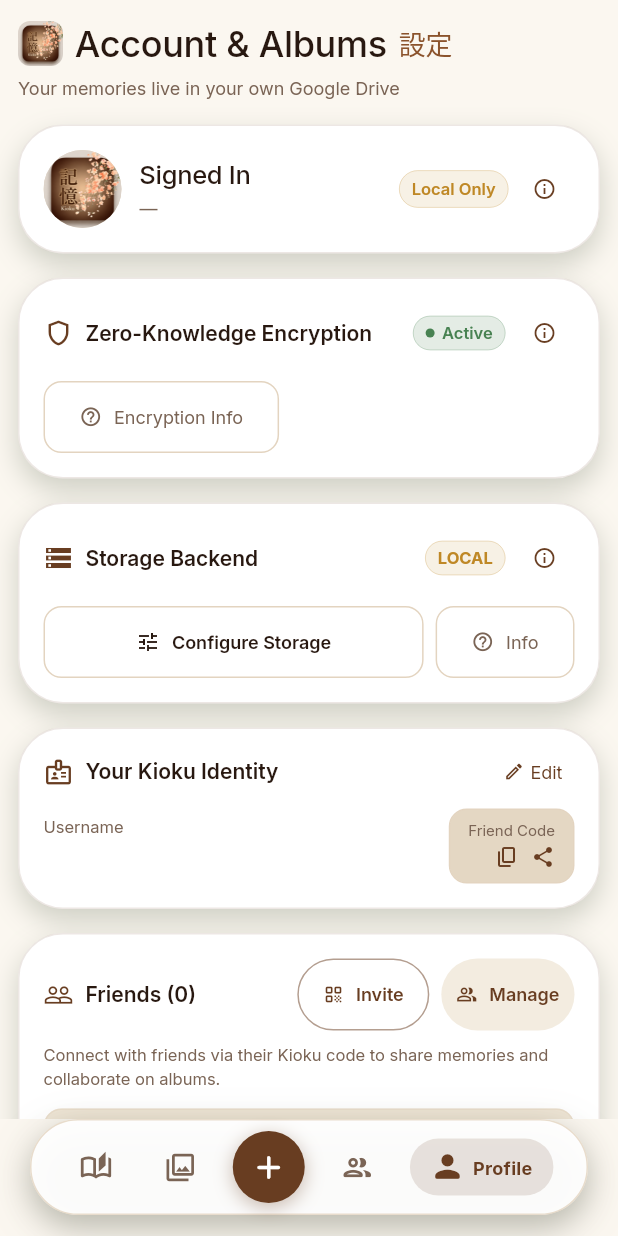
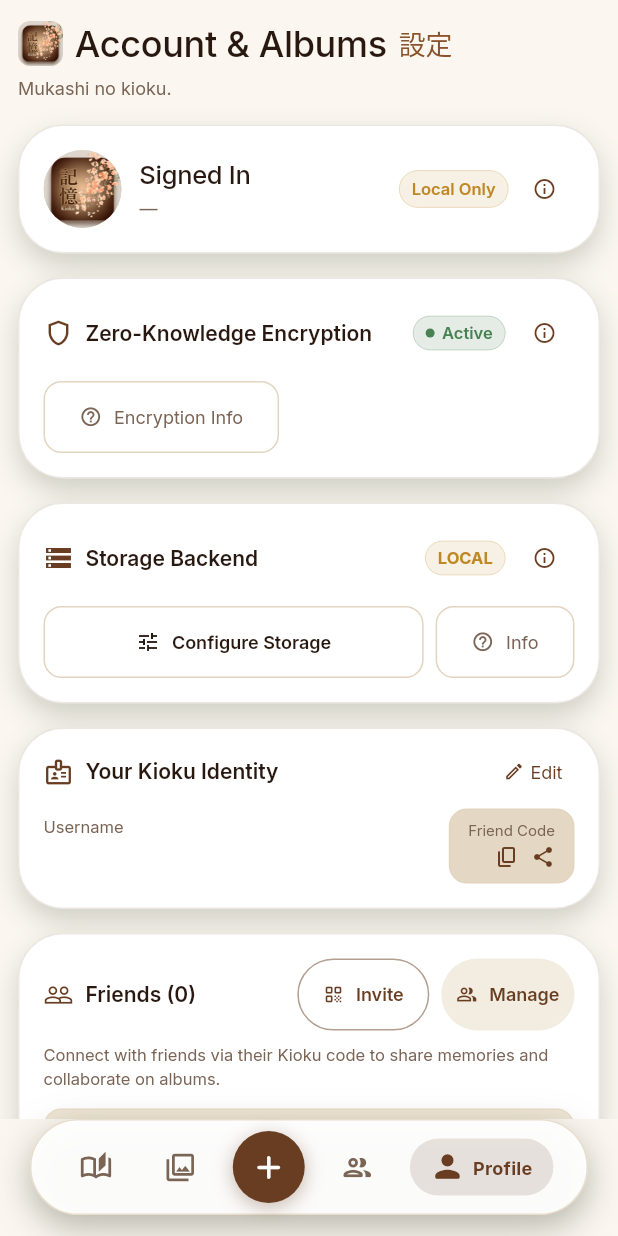
Before and after one commit to anjishnughosh72501/Kioku, a Flutter app: the ProfileScreen screen opened by its route, on a phone screen of 412 x 824 dp. Run offline on Flutter 3.47's test engine with Material 3 defaults, Android fonts, the phone set to English and light mode, and no system bars; drawn by our look-alikes of flutter_animate; our stand-ins replace chewie, flutter_image_compress, flutter_riverpod, flutter_secure_storage, gap, go_router and 10 more; missing offline and left inert: bip39, exif, googleapis, sodium_libs; accounts and stored records are empty; network calls fail.

Commit message:
release: finalize v1.0 private-beta build, prune dead assets, and point to live worker backend
- Point default backendBaseUrl to live Cloudflare Worker API
- Remove redundant 1.9MB PNG logo assets and unused sql.js dependency
- Add explicit INTERNET permission to Android main manifest
- Rebuild optimized Android release APK (61.8 MB) with R8 minification and icon tree-shaking
- Update releases documentation with verified SHA-256 checksum

```diff
--- a/flutter_mobile/lib/core/config.dart
+++ b/flutter_mobile/lib/core/config.dart
@@ -6,7 +6,7 @@ class AppConfig {
   /// Override at build/run time with: --dart-define=BACKEND_URL=https://api.yourdomain.com
   static const String backendBaseUrl = String.fromEnvironment(
     'BACKEND_URL',
-    defaultValue: 'https://api.kioku.app',
+    defaultValue: 'https://kioku-api.rickjons72501.workers.dev',
   );
 
   static const String appScheme = 'kioku';
--- a/flutter_mobile/lib/features/profile/presentation/screens/profile_screen.dart
+++ b/flutter_mobile/lib/features/profile/presentation/screens/profile_screen.dart
@@ -106,7 +106,7 @@ class _ProfileScreenState extends ConsumerState<ProfileScreen> {
                   ),
                   const SizedBox(height: 4),
                   Text(
-                    'Your memories live in your own Google Drive',
+                    'Mukashi no kioku.',
                     style: typography.bodySmall?.copyWith(color: colors.inkMuted),
                   ),
                 ],
--- a/flutter_mobile/pubspec.yaml
+++ b/flutter_mobile/pubspec.yaml
@@ -80,4 +80,3 @@ flutter:
   uses-material-design: true
   assets:
     - assets/kiokulogo.jpg
-    - assets/kiokulogo.png
```
Also changed, not shown: assets/kiokulogo.png (deleted), flutter_mobile/assets/kiokulogo.png (deleted), 6 other files.
